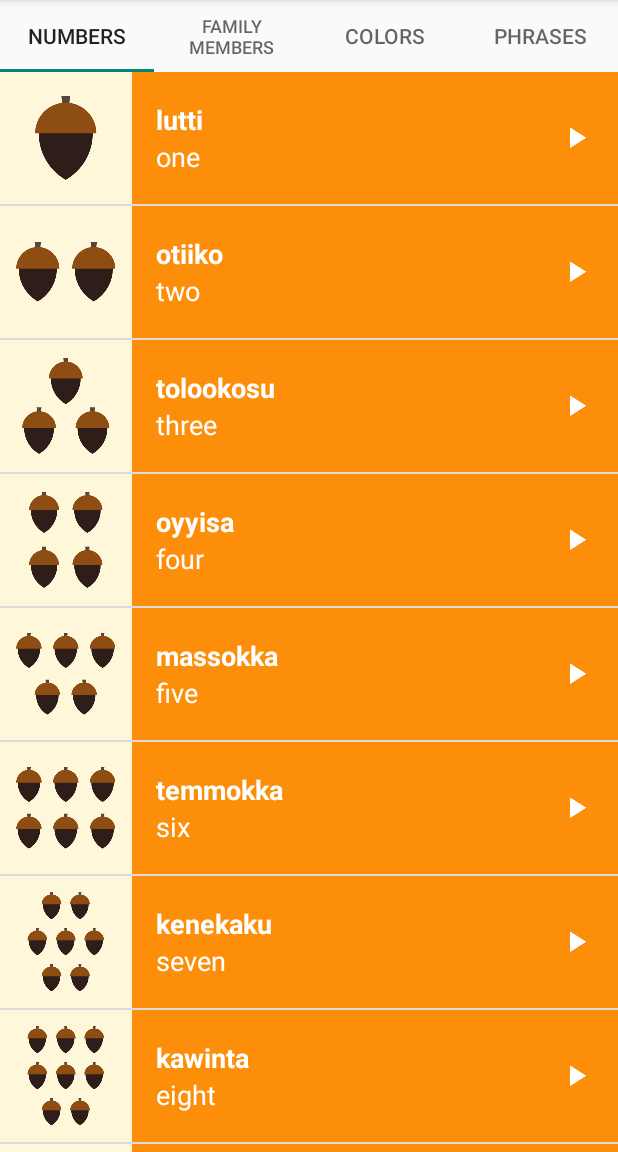
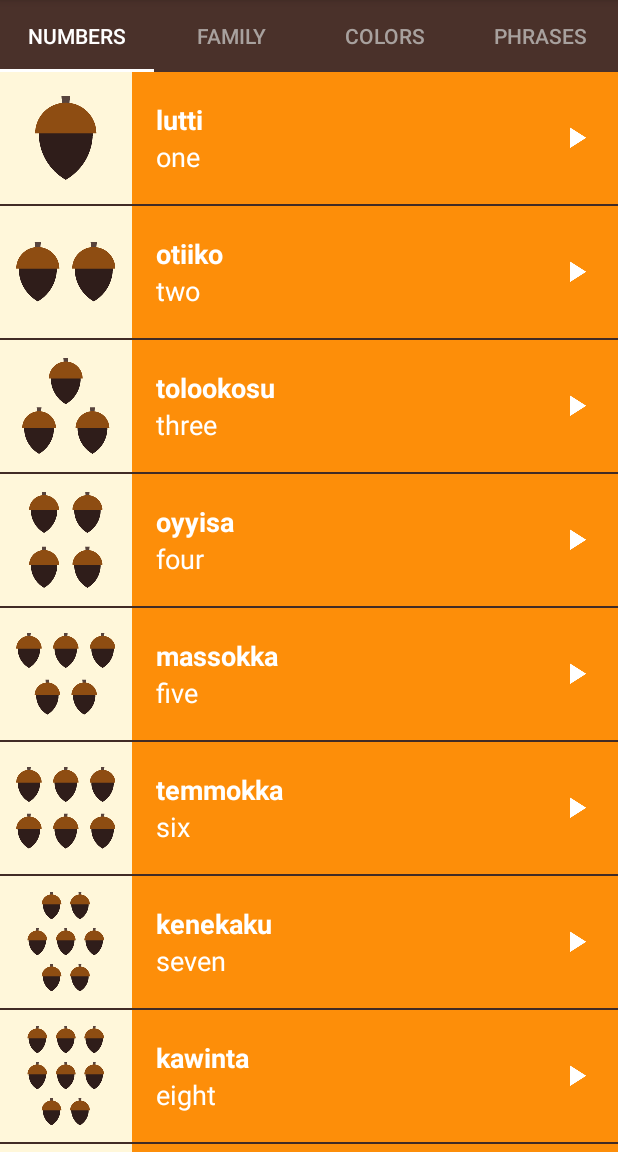
Before and after one commit to cicelcup/MultiScreenUdacity, an Android app: the screen it shows after launch (MainActivity), on a phone screen of 412 x 824 dp, the part 84-1236 px from its top. Run offline under Robolectric (Android 15) with nearby library versions, the phone set to English and light mode, and no system bars.

Commit message:
Changing the style for the tab (colors, string and style resources)
Signed-off-by: JAPM <cicelcup@gmail.com>

```diff
--- a/app/src/main/res/layout/activity_main.xml
+++ b/app/src/main/res/layout/activity_main.xml
@@ -2,9 +2,11 @@
 <LinearLayout xmlns:android="http://schemas.android.com/apk/res/android"
     android:layout_width="match_parent"
     android:layout_height="match_parent"
+    android:background="@color/primary_color"
     android:orientation="vertical">
 
     <android.support.design.widget.TabLayout
+        style="@style/CategoryTab"
         android:id="@+id/tabs"
         android:layout_width="match_parent"
         android:layout_height="wrap_content" />
--- a/app/src/main/res/values/colors.xml
+++ b/app/src/main/res/values/colors.xml
@@ -1,7 +1,7 @@
 <?xml version="1.0" encoding="utf-8"?><!--Colors defined in the app-->
 <resources>
-    <color name="colorPrimary">#4A312A</color>
-    <color name="colorPrimaryDark">#2F1D1A</color>
+    <color name="primary_color">#4A312A</color>
+    <color name="primary_dark_color">#2F1D1A</color>
     <color name="tan_background">#FFF7DA</color>
     <color name="category_numbers">#FD8E09</color>
     <color name="category_family">#379237</color>
--- a/app/src/main/res/values/strings.xml
+++ b/app/src/main/res/values/strings.xml
@@ -10,7 +10,7 @@
     <string name="category_numbers">Numbers</string>
 
     <!-- Category name for the vocabulary words for family members [CHAR LIMIT=20] -->
-    <string name="category_family">Family Members</string>
+    <string name="category_family">Family</string>
 
     <string name="app_name">Miwok</string>
 
--- a/app/src/main/res/values/styles.xml
+++ b/app/src/main/res/values/styles.xml
@@ -2,8 +2,8 @@
 
     <!-- Base application theme. -->
     <style name="AppTheme" parent="Theme.AppCompat.Light.DarkActionBar">
-        <item name="colorPrimary">@color/colorPrimary</item>
-        <item name="colorPrimaryDark">@color/colorPrimaryDark</item>
+        <item name="colorPrimary">@color/primary_color</item>
+        <item name="colorPrimaryDark">@color/primary_dark_color</item>
     </style>
 
     <!--Category style with match parent in width, list_item in height, center vertical, padding,
@@ -30,4 +30,16 @@
         <item name="android:layout_weight">1</item>
     </style>
 
+    <!-- Style for a tab that displays a category name -->
+    <style name="CategoryTab" parent="Widget.Design.TabLayout">
+        <item name="tabIndicatorColor">@android:color/white</item>
+        <item name="tabSelectedTextColor">@android:color/white</item>
+        <item name="tabTextAppearance">@style/CategoryTabTextAppearance</item>
+    </style>
+
+    <!-- Text appearance style for a category tab -->
+    <style name="CategoryTabTextAppearance" parent="TextAppearance.Design.Tab">
+        <item name="android:textColor">#A8A19E</item>
+    </style>
+
 </resources>
```
